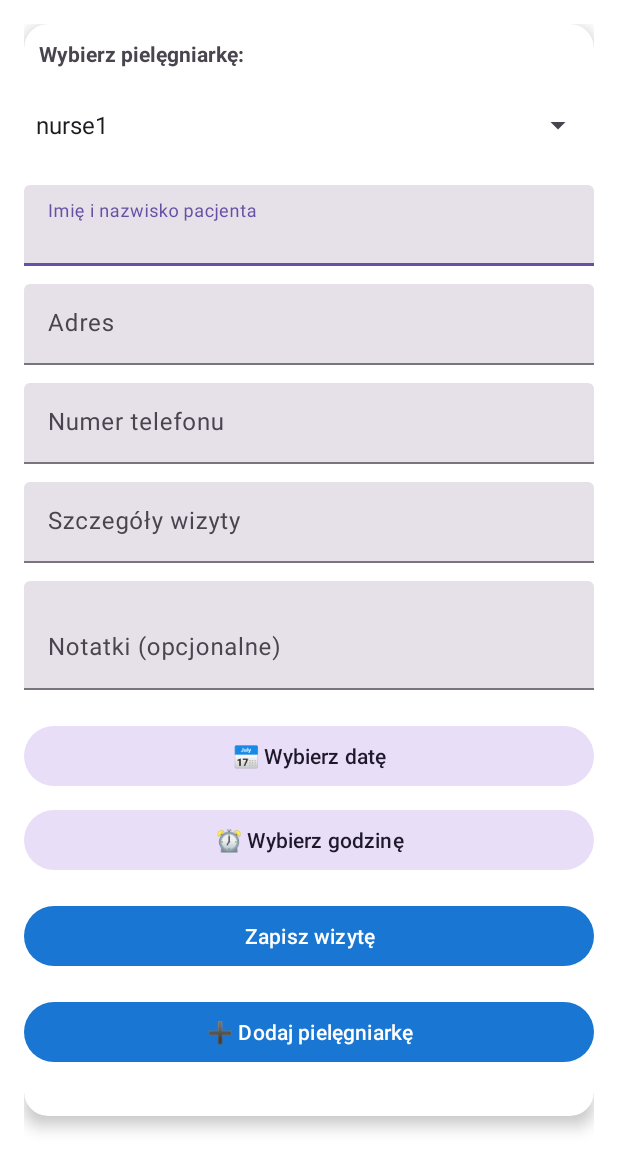
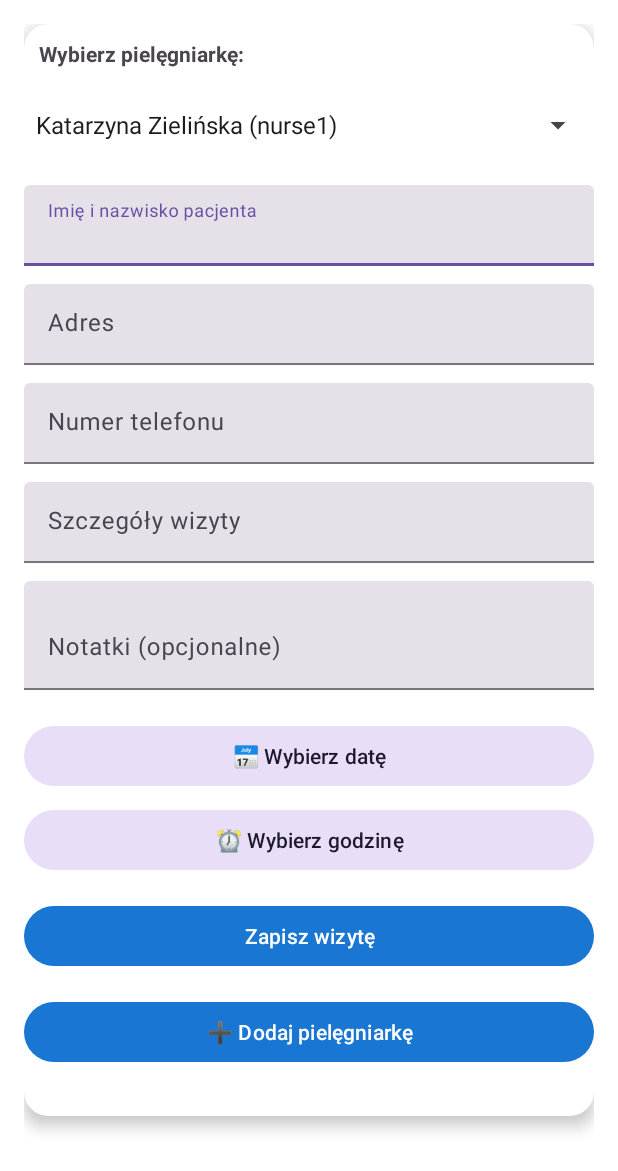
Before and after one commit to KamilSterniuk/Nursely, an Android app: the AddVisitActivity screen opened directly, with no data from a screen before it, on a phone screen of 412 x 824 dp. Shown: the top 1171 px of the screen. Run offline under Robolectric (Android 15) with nearby library versions, the phone set to English and light mode, and no system bars.

```diff
--- a/app/src/main/java/com/example/nursely/AddVisitActivity.java
+++ b/app/src/main/java/com/example/nursely/AddVisitActivity.java
@@ -65,7 +65,7 @@ public class AddVisitActivity extends AppCompatActivity {
             for (int i = 0; i < users.length(); i++) {
                 JSONObject u = users.getJSONObject(i);
                 if (u.getString("userType").equals("nurse"))
-                    logins.add(u.getString("login"));
+                    logins.add(u.getString("fullName") + " (" + u.getString(("login")) + ")");
             }
         } catch (Exception e) { e.printStackTrace(); }
 
```
